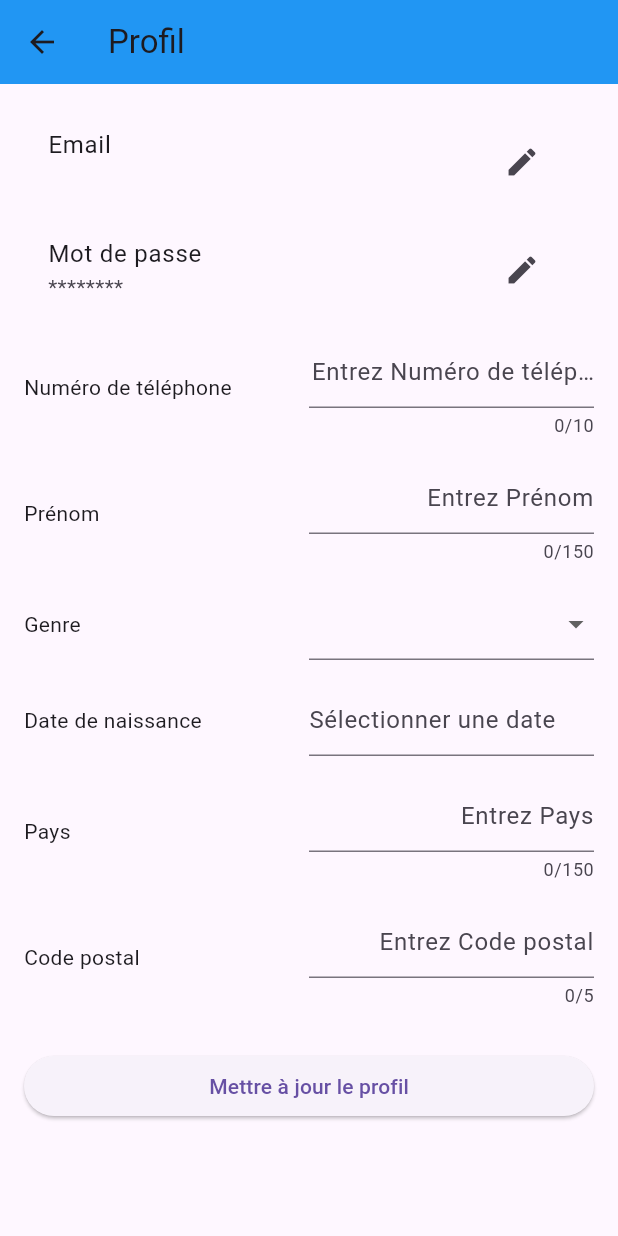
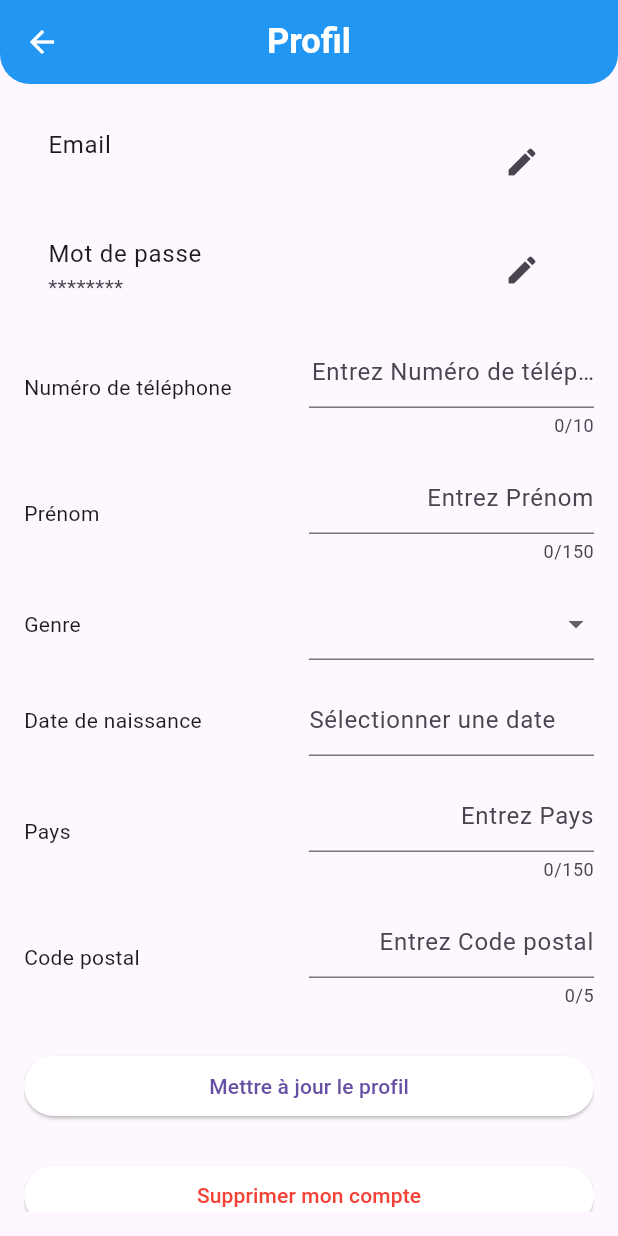
Before and after one commit to mdeport/budget_app, a Flutter app: the PageProfil screen opened directly, on a phone screen of 412 x 824 dp. Run offline on Flutter 3.47's test engine with Material 3 defaults, Android fonts, the phone set to English and light mode, and no system bars; our stand-ins replace cloud_firestore, firebase_auth, firebase_core, font_awesome_flutter, google_fonts, syncfusion_flutter_charts; missing offline and left inert: flutter_material_color_picker; accounts and stored records are empty.

Commit message:
ajout du boutton supprimé le compte reste a le paramétré derriere en bdd

```diff
--- a/lib/pages/page-contenue-app/page-parametre/page-profil.dart
+++ b/lib/pages/page-contenue-app/page-parametre/page-profil.dart
@@ -47,8 +47,28 @@ class _PageProfilState extends State<PageProfil> {
   Widget build(BuildContext context) {
     return Scaffold(
       appBar: AppBar(
-        title: const Text('Profil'),
-        backgroundColor: const Color(0xFF2196F3),
+        leading: IconButton(
+          icon: const Icon(Icons.arrow_back, color: Colors.white),
+          onPressed: () => Navigator.of(context).pop(),
+        ),
+        title: const Text(
+          'Profil',
+          style: TextStyle(
+            color: Colors.white,
+            fontWeight: FontWeight.bold,
+            fontSize: 23.0,
+          ),
+        ),
+        centerTitle: true,
+        flexibleSpace: Container(
+          decoration: const BoxDecoration(
+            color: Color(0xFF2196F3), // Bleu pastel
+            borderRadius: BorderRadius.only(
+              bottomLeft: Radius.circular(20),
+              bottomRight: Radius.circular(20),
+            ),
+          ),
+        ),
       ),
       body: Padding(
         padding: const EdgeInsets.all(16.0),
@@ -188,8 +208,23 @@ class _PageProfilState extends State<PageProfil> {
                     });
                   }
                 },
+                style: ElevatedButton.styleFrom(
+                  backgroundColor: Colors.white,
+                ),
                 child: const Text('Mettre à jour le profil'),
               ),
+              const SizedBox(height: 25),
+              ElevatedButton(
+                onPressed: () {},
+                style: ElevatedButton.styleFrom(
+                  backgroundColor: Colors.white,
+                ),
+                child: const Text(
+                  'Supprimer mon compte',
+                  style: TextStyle(color: Colors.red),
+                ),
+              ),
+              const SizedBox(height: 2),
             ],
           ),
         ),
```
